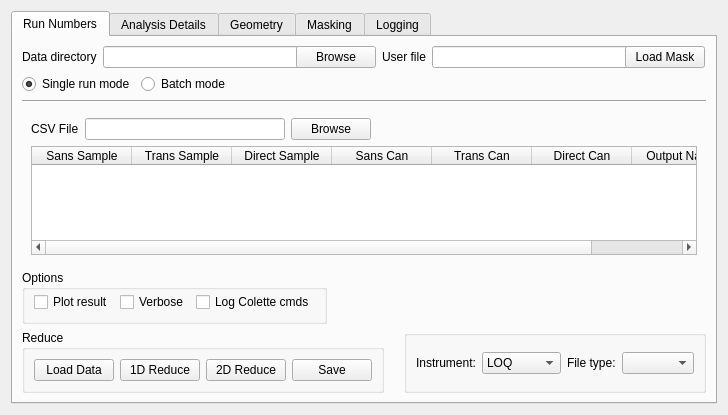
First picture: the form in Code/qtiplot/MantidQt/CustomInterfaces/inc/SANSRunWindow.ui, repository mantidproject/mantid, before the edit.
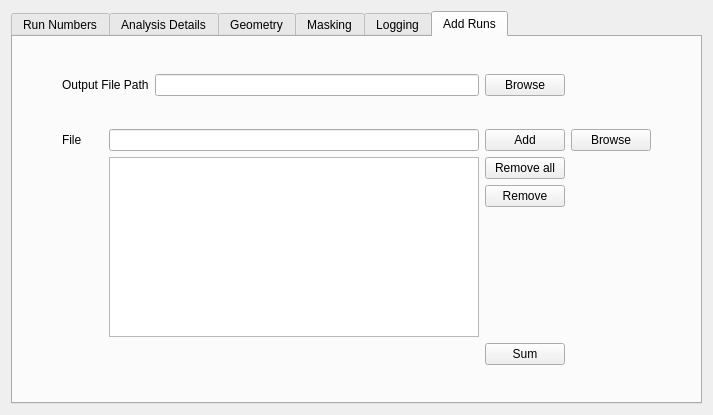
Second picture: the form after the edit. The open tabs and pages were chosen to show the change.

Diff of the .ui file:
```diff
--- a/Code/qtiplot/MantidQt/CustomInterfaces/inc/SANSRunWindow.ui
+++ b/Code/qtiplot/MantidQt/CustomInterfaces/inc/SANSRunWindow.ui
@@ -5,7 +5,7 @@
    <rect>
     <x>0</x>
     <y>0</y>
-    <width>728</width>
+    <width>713</width>
     <height>415</height>
    </rect>
   </property>
@@ -3465,6 +3465,202 @@
        </item>
       </layout>
      </widget>
+     <widget class="QWidget" name="AddRuns" >
+      <attribute name="title" >
+       <string>Add Runs</string>
+      </attribute>
+      <layout class="QGridLayout" name="gridLayout_18" >
+       <item row="0" column="3" >
+        <spacer name="verticalSpacer_9" >
+         <property name="orientation" >
+          <enum>Qt::Vertical</enum>
+         </property>
+         <property name="sizeHint" stdset="0" >
+          <size>
+           <width>20</width>
+           <height>40</height>
+          </size>
+         </property>
+        </spacer>
+       </item>
+       <item row="1" column="0" >
+        <spacer name="horizontalSpacer_11" >
+         <property name="orientation" >
+          <enum>Qt::Horizontal</enum>
+         </property>
+         <property name="sizeType" >
+          <enum>QSizePolicy::Maximum</enum>
+         </property>
+         <property name="sizeHint" stdset="0" >
+          <size>
+           <width>40</width>
+           <height>20</height>
+          </size>
+         </property>
+        </spacer>
+       </item>
+       <item row="1" column="1" colspan="2" >
+        <widget class="QLabel" name="label_40" >
+         <property name="text" >
+          <string>Output File Path</string>
+         </property>
+        </widget>
+       </item>
+       <item row="1" column="3" >
+        <widget class="QLineEdit" name="summedPath_edit" />
+       </item>
+       <item row="1" column="4" >
+        <widget class="QPushButton" name="summedPath_Btn" >
+         <property name="text" >
+          <string>Browse</string>
+         </property>
+        </widget>
+       </item>
+       <item row="2" column="3" >
+        <spacer name="verticalSpacer_10" >
+         <property name="orientation" >
+          <enum>Qt::Vertical</enum>
+         </property>
+         <property name="sizeHint" stdset="0" >
+          <size>
+           <width>20</width>
+           <height>40</height>
+          </size>
+         </property>
+        </spacer>
+       </item>
+       <item row="3" column="1" >
+        <widget class="QLabel" name="label_42" >
+         <property name="sizePolicy" >
+          <sizepolicy vsizetype="Preferred" hsizetype="Fixed" >
+           <horstretch>0</horstretch>
+           <verstretch>0</verstretch>
+          </sizepolicy>
+         </property>
+         <property name="maximumSize" >
+          <size>
+           <width>100</width>
+           <height>16777215</height>
+          </size>
+         </property>
+         <property name="text" >
+          <string>File</string>
+         </property>
+        </widget>
+       </item>
+       <item row="3" column="2" colspan="2" >
+        <widget class="QLineEdit" name="new2Add_edit" />
+       </item>
+       <item row="3" column="4" >
+        <widget class="QPushButton" name="add_Btn" >
+         <property name="text" >
+          <string>Add</string>
+         </property>
+        </widget>
+       </item>
+       <item row="3" column="5" >
+        <widget class="QPushButton" name="browse_to_add_Btn" >
+         <property name="text" >
+          <string>Browse</string>
+         </property>
+        </widget>
+       </item>
+       <item row="3" column="6" >
+        <spacer name="horizontalSpacer_18" >
+         <property name="orientation" >
+          <enum>Qt::Horizontal</enum>
+         </property>
+         <property name="sizeType" >
+          <enum>QSizePolicy::Maximum</enum>
+         </property>
+         <property name="sizeHint" stdset="0" >
+          <size>
+           <width>40</width>
+           <height>20</height>
+          </size>
+         </property>
+        </spacer>
+       </item>
+       <item row="6" column="4" >
+        <spacer name="verticalSpacer_7" >
+         <property name="orientation" >
+          <enum>Qt::Vertical</enum>
+         </property>
+         <property name="sizeHint" stdset="0" >
+          <size>
+           <width>20</width>
+           <height>40</height>
+          </size>
+         </property>
+        </spacer>
+       </item>
+       <item row="7" column="4" >
+        <widget class="QPushButton" name="sum_Btn" >
+         <property name="text" >
+          <string>Sum</string>
+         </property>
+        </widget>
+       </item>
+       <item row="8" column="4" >
+        <spacer name="verticalSpacer_8" >
+         <property name="orientation" >
+          <enum>Qt::Vertical</enum>
+         </property>
+         <property name="sizeHint" stdset="0" >
+          <size>
+           <width>20</width>
+           <height>40</height>
+          </size>
+         </property>
+        </spacer>
+       </item>
+       <item rowspan="3" row="4" column="2" colspan="2" >
+        <widget class="QListWidget" name="toAdd_List" >
+         <property name="editTriggers" >
+          <set>QAbstractItemView::AnyKeyPressed|QAbstractItemView::DoubleClicked|QAbstractItemView::EditKeyPressed|QAbstractItemView::SelectedClicked</set>
+         </property>
+         <property name="selectionMode" >
+          <enum>QAbstractItemView::ExtendedSelection</enum>
+         </property>
+         <property name="selectionBehavior" >
+          <enum>QAbstractItemView::SelectRows</enum>
+         </property>
+         <property name="resizeMode" >
+          <enum>QListView::Fixed</enum>
+         </property>
+         <property name="currentRow" >
+          <number>-1</number>
+         </property>
+        </widget>
+       </item>
+       <item row="5" column="4" >
+        <widget class="QPushButton" name="remove_Btn" >
+         <property name="text" >
+          <string>Remove</string>
+         </property>
+        </widget>
+       </item>
+       <item row="4" column="4" >
+        <widget class="QPushButton" name="clear_Btn" >
+         <property name="text" >
+          <string>Remove all</string>
+         </property>
+        </widget>
+       </item>
+      </layout>
+      <zorder>label_40</zorder>
+      <zorder>summedPath_edit</zorder>
+      <zorder>summedPath_Btn</zorder>
+      <zorder>label_42</zorder>
+      <zorder>new2Add_edit</zorder>
+      <zorder>add_Btn</zorder>
+      <zorder>browse_to_add_Btn</zorder>
+      <zorder>sum_Btn</zorder>
+      <zorder>toAdd_Tbl</zorder>
+      <zorder>toAdd_List</zorder>
+      <zorder>clear_Btn</zorder>
+      <zorder>remove_Btn</zorder>
+     </widget>
     </widget>
    </item>
   </layout>
```
